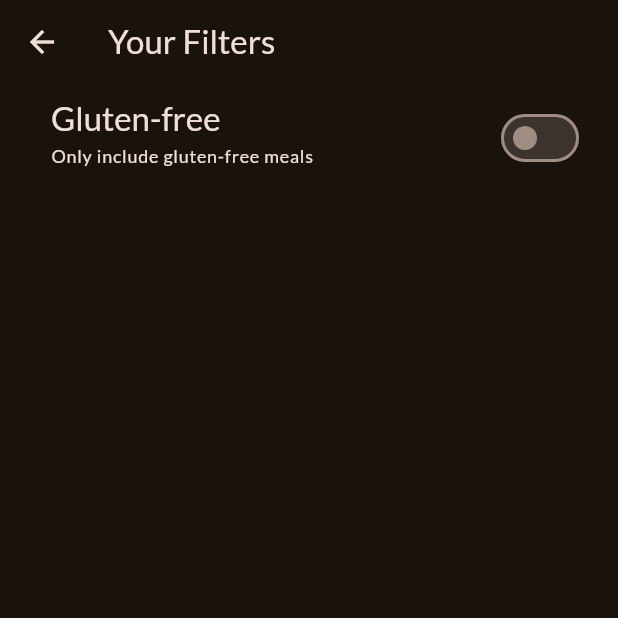
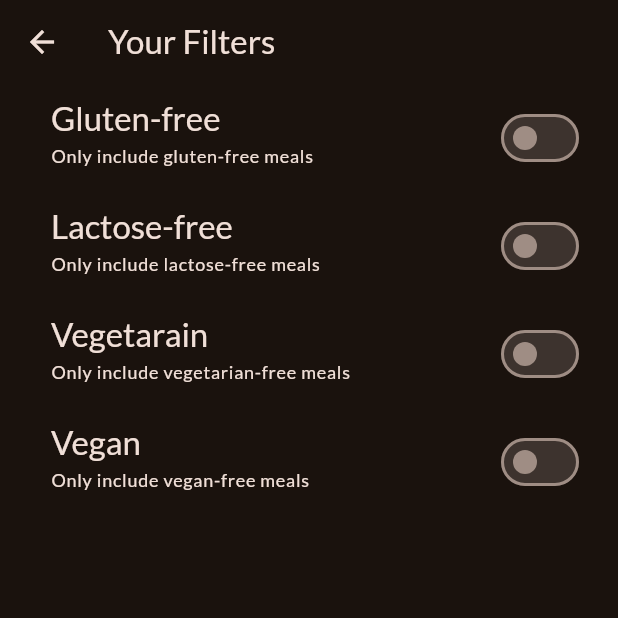
Before and after one commit to TrongBinhLe/flutter-MealsApp, a Flutter app: the FiltersScreen screen opened directly, on a phone screen of 412 x 824 dp, the top half of it. Run offline on Flutter 3.47's test engine with Material 3 defaults, Android fonts, the phone set to English and light mode, and no system bars; our stand-ins replace google_fonts, transparent_image.

Commit message:
Adding more filter option

```diff
--- a/lib/screens/filters_screen.dart
+++ b/lib/screens/filters_screen.dart
@@ -1,4 +1,6 @@
 import 'package:flutter/material.dart';
+// import 'package:meals_app/screens/tab_screen.dart';
+// import 'package:meals_app/widgets/main_drawer.dart';
 
 class FiltersScreen extends StatefulWidget {
   const FiltersScreen({super.key});
@@ -11,12 +13,25 @@ class FiltersScreen extends StatefulWidget {
 
 class _FiltersScreenState extends State<FiltersScreen> {
   var _glutenFreeFilterSet = false;
+  var _lactoseFreeFilterSet = false;
+  var _vegetarianFreeFilterSet = false;
+  var _veganFreeFilterSet = false;
   @override
   Widget build(BuildContext context) {
     return Scaffold(
       appBar: AppBar(
         title: const Text('Your Filters'),
       ),
+      // drawer: MainDrawer(
+      //   onSelectScreen: (identifire) {
+      //     Navigator.of(context).pop();
+      //     if (identifire == 'meals') {
+      //       Navigator.of(context).push(MaterialPageRoute(
+      //         builder: (context) => const TabsScreen(),
+      //       ));
+      //     }
+      //   },
+      // ),
       body: Column(
         children: [
           SwitchListTile(
@@ -43,6 +58,78 @@ class _FiltersScreenState extends State<FiltersScreen> {
             activeColor: Theme.of(context).colorScheme.tertiary,
             contentPadding: const EdgeInsets.only(left: 34, right: 22),
           ),
+          SwitchListTile(
+            value: _lactoseFreeFilterSet,
+            onChanged: (isChecked) {
+              setState(() {
+                _lactoseFreeFilterSet = isChecked;
+              });
+            },
+            title: Text(
+              'Lactose-free',
+              style: Theme.of(context)
+                  .textTheme
+                  .titleLarge!
+                  .copyWith(color: Theme.of(context).colorScheme.onBackground),
+            ),
+            subtitle: Text(
+              'Only include lactose-free meals',
+              style: Theme.of(context)
+                  .textTheme
+                  .labelMedium!
+                  .copyWith(color: Theme.of(context).colorScheme.onBackground),
+            ),
+            activeColor: Theme.of(context).colorScheme.tertiary,
+            contentPadding: const EdgeInsets.only(left: 34, right: 22),
+          ),
+          SwitchListTile(
+            value: _vegetarianFreeFilterSet,
+            onChanged: (isChecked) {
+              setState(() {
+                _vegetarianFreeFilterSet = isChecked;
+              });
+            },
+            title: Text(
+              'Vegetarain',
+              style: Theme.of(context)
+                  .textTheme
+                  .titleLarge!
+                  .copyWith(color: Theme.of(context).colorScheme.onBackground),
+            ),
+            subtitle: Text(
+              'Only include vegetarian-free meals',
+              style: Theme.of(context)
+                  .textTheme
+                  .labelMedium!
+                  .copyWith(color: Theme.of(context).colorScheme.onBackground),
+            ),
+            activeColor: Theme.of(context).colorScheme.tertiary,
+            contentPadding: const EdgeInsets.only(left: 34, right: 22),
+          ),
+          SwitchListTile(
+            value: _veganFreeFilterSet,
+            onChanged: (isChecked) {
+              setState(() {
+                _veganFreeFilterSet = isChecked;
+              });
+            },
+            title: Text(
+              'Vegan',
+              style: Theme.of(context)
+                  .textTheme
+                  .titleLarge!
+                  .copyWith(color: Theme.of(context).colorScheme.onBackground),
+            ),
+            subtitle: Text(
+              'Only include vegan-free meals',
+              style: Theme.of(context)
+                  .textTheme
+                  .labelMedium!
+                  .copyWith(color: Theme.of(context).colorScheme.onBackground),
+            ),
+            activeColor: Theme.of(context).colorScheme.tertiary,
+            contentPadding: const EdgeInsets.only(left: 34, right: 22),
+          ),
         ],
       ),
     );
--- a/lib/screens/tab_screen.dart
+++ b/lib/screens/tab_screen.dart
@@ -1,6 +1,7 @@
 import 'package:flutter/material.dart';
 import 'package:meals_app/models/meal.dart';
 import 'package:meals_app/screens/categories_screen.dart';
+import 'package:meals_app/screens/filters_screen.dart';
 import 'package:meals_app/screens/meals_screen.dart';
 import 'package:meals_app/widgets/main_drawer.dart';
 
@@ -44,6 +45,9 @@ class _TabScreenState extends State<TabsScreen> {
 
   void _setScreen(String identifier) {
     if (identifier == 'filters') {
+      Navigator.of(context).pop();
+      Navigator.of(context)
+          .push(MaterialPageRoute(builder: (ctx) => const FiltersScreen()));
     } else {
       Navigator.of(context).pop();
     }
```
